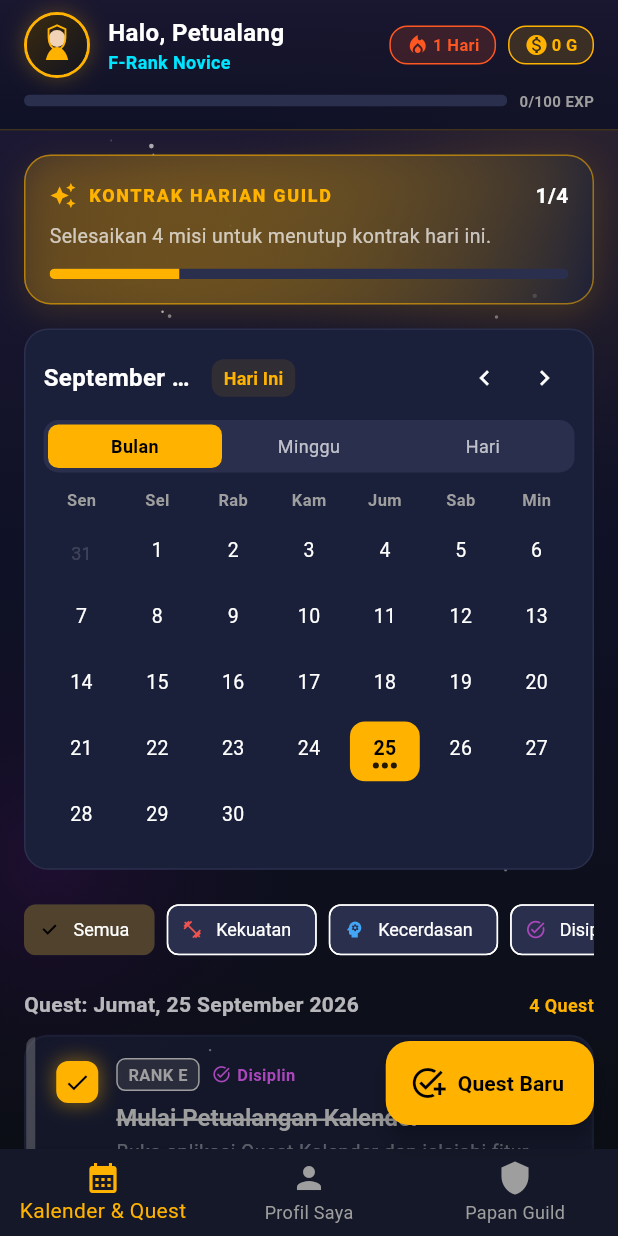
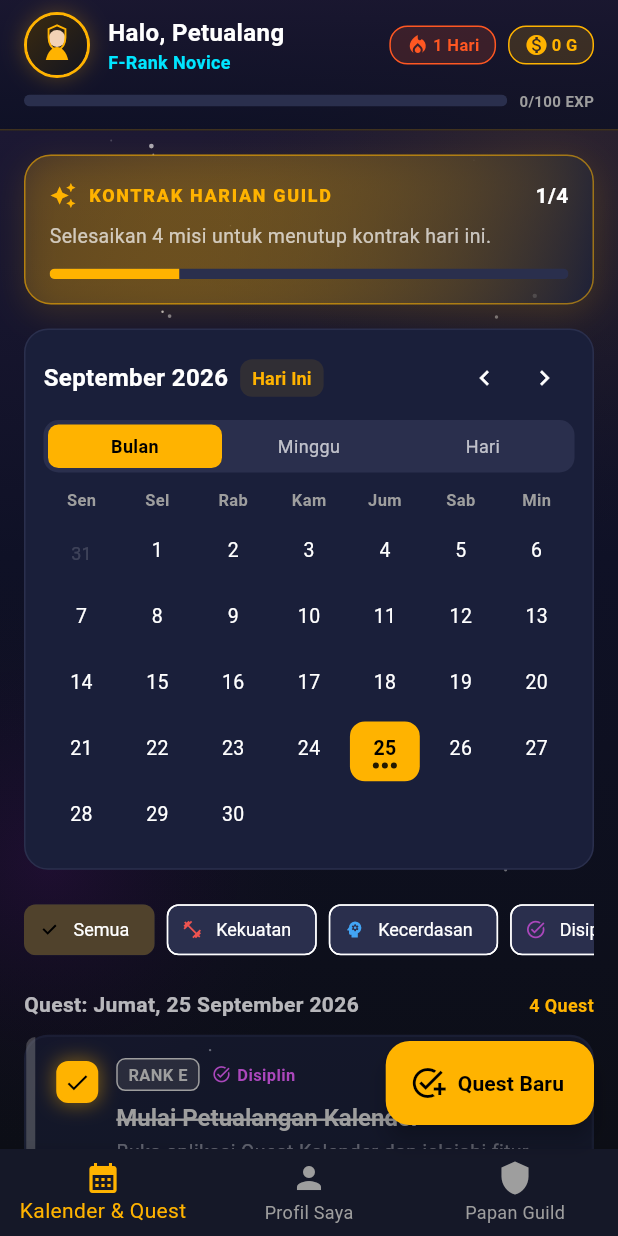
Before and after one commit to kimal404/kalender-projek-md3e, a Flutter app: the screen it shows after launch, on a phone screen of 412 x 824 dp. Run offline on Flutter 3.47's test engine with Material 3 defaults, Android fonts, the phone set to English and light mode, and no system bars; our stand-ins replace flutter_local_notifications, flutter_svg, flutter_timezone, image_picker, shared_preferences, timezone.

Commit message:
fix(ui): tampilkan teks nama bulan dan tahun secara penuh tanpa terpotong di kalender

```diff
--- a/lib/ui/features/calendar/views/calendar_widget.dart
+++ b/lib/ui/features/calendar/views/calendar_widget.dart
@@ -61,12 +61,17 @@ class CalendarWidget extends StatelessWidget {
             children: [
               Row(
                 children: [
-                  // Bulan & Tahun
+                  Expanded(
+                    child: Row(
+                      children: [
+                        // Bulan & Tahun tampil lengkap penuh tanpa "..."
                         Flexible(
+                          child: FittedBox(
+                            fit: BoxFit.scaleDown,
+                            alignment: Alignment.centerLeft,
                             child: Text(
                               monthYearStr,
                               maxLines: 1,
-                      overflow: TextOverflow.ellipsis,
                               style: const TextStyle(
                                 fontSize: 16,
                                 fontWeight: FontWeight.bold,
@@ -74,7 +79,8 @@ class CalendarWidget extends StatelessWidget {
                               ),
                             ),
                           ),
-                  const SizedBox(width: 6),
+                        ),
+                        const SizedBox(width: 8),
 
                         // Tombol Kembali ke Hari Ini
                         TextButton(
@@ -100,8 +106,9 @@ class CalendarWidget extends StatelessWidget {
                             ),
                           ),
                         ),
-
-                  const Spacer(),
+                      ],
+                    ),
+                  ),
 
                   // Tombol Prev & Next Bulan
                   IconButton(
```
Lines whose indentation alone changed are shown as unchanged.
